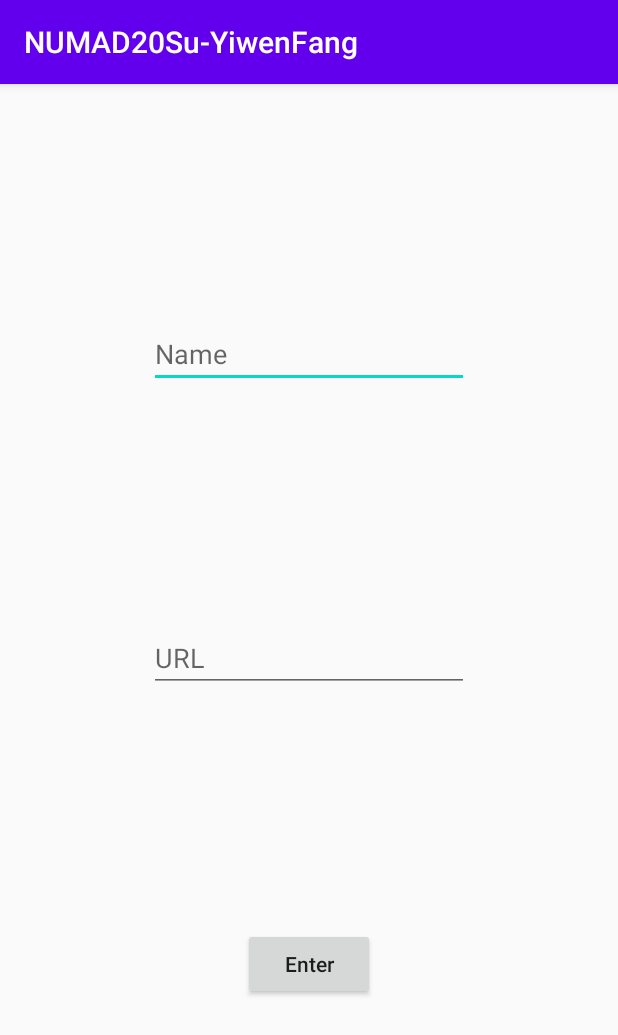
After one commit to fangyiwen/NUMAD20SuYiwenFang, an Android app: the InputLinkActivity screen opened directly, with no data from a screen before it, on a phone screen of 412 x 824 dp. The commit adds this screen. Shown: the top 1035 px of the screen. Run offline under Robolectric (Android 15) with nearby library versions, the phone set to English and light mode, and no system bars.

Commit message:
Create Link Collector, Assignment 4

```diff
--- a/app/build.gradle
+++ b/app/build.gradle
@@ -8,8 +8,8 @@ android {
         applicationId "com.myexample.numad20su_yiwenfang"
         minSdkVersion 26
         targetSdkVersion 29
-        versionCode 4
-        versionName "4.0"
+        versionCode 5
+        versionName "5.0"
 
         testInstrumentationRunner "androidx.test.runner.AndroidJUnitRunner"
     }
@@ -28,6 +28,8 @@ dependencies {
 
     implementation 'androidx.appcompat:appcompat:1.1.0'
     implementation 'androidx.constraintlayout:constraintlayout:1.1.3'
+    implementation 'androidx.navigation:navigation-fragment:2.2.2'
+    implementation 'androidx.navigation:navigation-ui:2.2.2'
     testImplementation 'junit:junit:4.12'
     androidTestImplementation 'androidx.test.ext:junit:1.1.1'
     androidTestImplementation 'androidx.test.espresso:espresso-core:3.2.0'
--- /dev/null
+++ b/app/src/main/java/com/myexample/numad20su_yiwenfang/InputLinkActivity.java
@@ -0,0 +1,43 @@
+package com.myexample.numad20su_yiwenfang;
+
+import androidx.appcompat.app.AppCompatActivity;
+
+import android.content.Intent;
+import android.os.Bundle;
+import android.view.View;
+import android.widget.Button;
+import android.widget.EditText;
+import android.widget.Toast;
+
+public class InputLinkActivity extends AppCompatActivity {
+
+    @Override
+    protected void onCreate(Bundle savedInstanceState) {
+        super.onCreate(savedInstanceState);
+        setContentView(R.layout.activity_input_link);
+    }
+
+    String nameInput, urlInput;
+
+    // Take user input and return the data to the parent activity
+    public void enterNameUrl(View view) {
+        EditText editTextName = findViewById(R.id.editText);
+        EditText editTextUrl = findViewById(R.id.editText2);
+        Button enter = findViewById(R.id.button11);
+        nameInput = editTextName.getText().toString();
+        urlInput = editTextUrl.getText().toString();
+
+        // Check empty for name and URL input
+        if (!nameInput.isEmpty() && !urlInput.isEmpty()) {
+            // Returning data from the sub-activity
+            Intent data = new Intent();
+            data.putExtra("returnName", nameInput);
+            data.putExtra("returnUrl", urlInput);
+            setResult(RESULT_OK, data);
+            finish();
+        } else {
+            Toast.makeText(getApplicationContext(), "Name and URL can't be empty!",
+                    Toast.LENGTH_SHORT).show();
+        }
+    }
+}
--- a/app/src/main/java/com/myexample/numad20su_yiwenfang/MainActivity.java
+++ b/app/src/main/java/com/myexample/numad20su_yiwenfang/MainActivity.java
@@ -47,4 +47,9 @@ public class MainActivity extends AppCompatActivity {
             Toast.makeText(this, "portrait", Toast.LENGTH_SHORT).show();
         }
     }
+
+    public void linkCollector(View view) {
+        Intent intent = new Intent(this, LinkCollectorActivity.class);
+        startActivity(intent);
+    }
 }
--- a/app/src/main/res/layout/activity_display_grid_message.xml
+++ b/app/src/main/res/layout/activity_display_grid_message.xml
@@ -20,7 +20,7 @@
             app:layout_constraintTop_toTopOf="parent">
 
             <Button
-                android:id="@+id/button4"
+                android:id="@+id/button10"
                 android:layout_width="0dp"
                 android:layout_height="wrap_content"
                 android:layout_weight="1"
--- /dev/null
+++ b/app/src/main/res/layout/activity_input_link.xml
@@ -0,0 +1,48 @@
+<?xml version="1.0" encoding="utf-8"?>
+<androidx.constraintlayout.widget.ConstraintLayout xmlns:android="http://schemas.android.com/apk/res/android"
+    xmlns:app="http://schemas.android.com/apk/res-auto"
+    xmlns:tools="http://schemas.android.com/tools"
+    android:layout_width="match_parent"
+    android:layout_height="match_parent"
+    tools:context=".InputLinkActivity">
+
+    <EditText
+        android:id="@+id/editText"
+        android:layout_width="wrap_content"
+        android:layout_height="wrap_content"
+        android:ems="10"
+        android:hint="@string/link_name_string"
+        android:inputType="none"
+        app:layout_constraintBottom_toTopOf="@+id/editText2"
+        app:layout_constraintEnd_toEndOf="parent"
+        app:layout_constraintHorizontal_bias="0.5"
+        app:layout_constraintStart_toStartOf="parent"
+        app:layout_constraintTop_toTopOf="parent" />
+
+    <EditText
+        android:id="@+id/editText2"
+        android:layout_width="wrap_content"
+        android:layout_height="wrap_content"
+        android:ems="10"
+        android:hint="@string/link_url_string"
+        android:inputType="none"
+        app:layout_constraintBottom_toTopOf="@+id/button11"
+        app:layout_constraintEnd_toEndOf="parent"
+        app:layout_constraintHorizontal_bias="0.5"
+        app:layout_constraintStart_toStartOf="parent"
+        app:layout_constraintTop_toBottomOf="@+id/editText" />
+
+    <Button
+        android:id="@+id/button11"
+        android:layout_width="wrap_content"
+        android:layout_height="wrap_content"
+        android:onClick="enterNameUrl"
+        android:text="@string/enter_string"
+        android:textAllCaps="false"
+        app:layout_constraintBottom_toBottomOf="parent"
+        app:layout_constraintEnd_toEndOf="parent"
+        app:layout_constraintHorizontal_bias="0.5"
+        app:layout_constraintStart_toStartOf="parent"
+        app:layout_constraintTop_toBottomOf="@+id/editText2" />
+
+</androidx.constraintlayout.widget.ConstraintLayout>
--- /dev/null
+++ b/app/src/main/res/values/dimens.xml
@@ -0,0 +1,3 @@
+<resources>
+    <dimen name="fab_margin">16dp</dimen>
+</resources>
--- a/app/src/main/res/values/strings.xml
+++ b/app/src/main/res/values/strings.xml
@@ -11,4 +11,17 @@
     <string name="d_string">D</string>
     <string name="e_string">E</string>
     <string name="f_string">F</string>
+    <string name="link_collector_string">Link Collector</string>
+    <string name="title_activity_link_collector">LinkCollectorActivity</string>
+    <!-- Strings used for fragments for navigation -->
+    <string name="first_fragment_label">First Fragment</string>
+    <string name="second_fragment_label">Second Fragment</string>
+    <string name="next">Next</string>
+    <string name="previous">Previous</string>
+
+    <string name="hello_first_fragment">Hello first fragment</string>
+    <string name="hello_second_fragment">Hello second fragment. Arg: %1$s</string>
+    <string name="enter_string">Enter</string>
+    <string name="link_name_string">Name</string>
+    <string name="link_url_string">URL</string>
 </resources>
--- a/app/src/main/res/values/styles.xml
+++ b/app/src/main/res/values/styles.xml
@@ -8,4 +8,13 @@
         <item name="colorAccent">@color/colorAccent</item>
     </style>
 
+    <style name="AppTheme.NoActionBar">
+        <item name="windowActionBar">false</item>
+        <item name="windowNoTitle">true</item>
+    </style>
+
+    <style name="AppTheme.AppBarOverlay" parent="ThemeOverlay.AppCompat.Dark.ActionBar" />
+
+    <style name="AppTheme.PopupOverlay" parent="ThemeOverlay.AppCompat.Light" />
+
 </resources>
```
Also changed, not shown: app/src/main/AndroidManifest.xml (+10 -1 lines), app/src/main/java/com/myexample/numad20su_yiwenfang/FirstFragment.java (added, +26 -0 lines), app/src/main/java/com/myexample/numad20su_yiwenfang/LinkCollectorActivity.java (added, +94 -0 lines), app/src/main/res/layout/activity_link_collector.xml (added, +33 -0 lines), app/src/main/res/layout/activity_main.xml (+15 -1 lines), app/src/main/res/layout/content_link_collector.xml (added, +19 -0 lines), app/src/main/res/layout/fragment_first.xml (added, +17 -0 lines), app/src/main/res/navigation/nav_graph.xml (added, +13 -0 lines), app/src/main/res/drawable/ic_add_entry.png (added), 784 other files.
